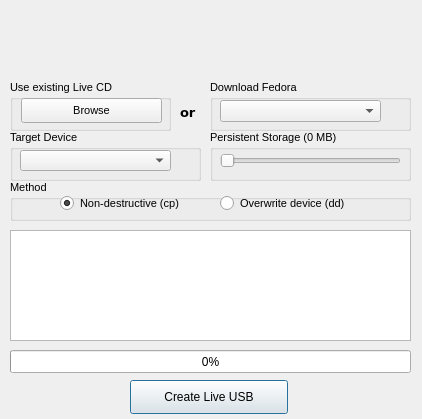
First picture: the form in data/liveusb-creator.ui, repository lmacken/liveusb-creator, before the edit.
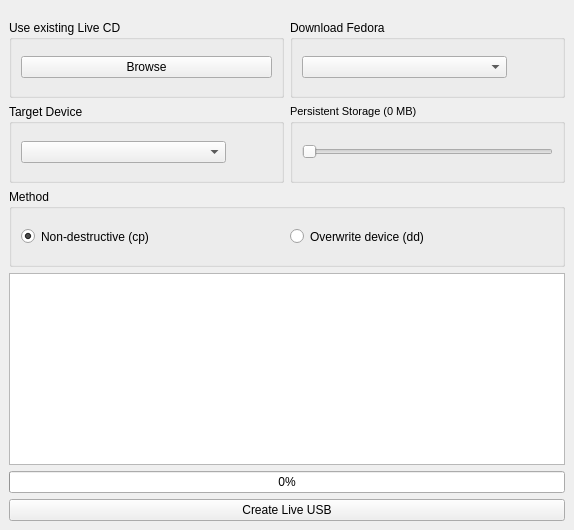
Second picture: the form after the edit. Icons and pictures are not drawn.

Commit message: Revamp the gui to use proper widget layouts (#807)

```diff
--- a/data/liveusb-creator.ui
+++ b/data/liveusb-creator.ui
@@ -1,164 +1,149 @@
 <?xml version="1.0" encoding="UTF-8"?>
 <ui version="4.0">
- <class>Dialog</class>
- <widget class="QDialog" name="Dialog">
+ <class>MainWindow</class>
+ <widget class="QMainWindow" name="MainWindow">
   <property name="geometry">
    <rect>
     <x>0</x>
     <y>0</y>
-    <width>422</width>
-    <height>419</height>
+    <width>574</width>
+    <height>530</height>
    </rect>
   </property>
   <property name="sizePolicy">
-   <sizepolicy hsizetype="Fixed" vsizetype="Fixed">
+   <sizepolicy hsizetype="Expanding" vsizetype="Expanding">
     <horstretch>0</horstretch>
     <verstretch>0</verstretch>
    </sizepolicy>
   </property>
+  <property name="minimumSize">
+   <size>
+    <width>477</width>
+    <height>519</height>
+   </size>
+  </property>
   <property name="windowTitle">
    <string>Fedora LiveUSB Creator</string>
   </property>
-  <widget class="QPushButton" name="startButton">
-   <property name="enabled">
-    <bool>true</bool>
-   </property>
-   <property name="geometry">
-    <rect>
-     <x>130</x>
-     <y>380</y>
-     <width>158</width>
-     <height>34</height>
-    </rect>
+  <property name="layoutDirection">
+   <enum>Qt::LeftToRight</enum>
+  </property>
+  <widget class="QWidget" name="centralwidget">
+   <property name="sizePolicy">
+    <sizepolicy hsizetype="Maximum" vsizetype="Maximum">
+     <horstretch>0</horstretch>
+     <verstretch>10</verstretch>
+    </sizepolicy>
    </property>
-   <property name="whatsThis">
-    <string>This button will begin the LiveUSB creation process.  This entails optionally downloading a release (if an existing one wasn't selected),  extracting the ISO to the USB device, creating the persistent overlay, and installing the bootloader.</string>
+   <property name="minimumSize">
+    <size>
+     <width>477</width>
+     <height>519</height>
+    </size>
    </property>
-   <property name="text">
-    <string>Create Live USB</string>
+   <property name="layoutDirection">
+    <enum>Qt::LeftToRight</enum>
    </property>
-  </widget>
-  <widget class="QTextEdit" name="textEdit">
-   <property name="geometry">
-    <rect>
-     <x>10</x>
-     <y>230</y>
-     <width>401</width>
-     <height>111</height>
-    </rect>
+   <property name="autoFillBackground">
+    <bool>false</bool>
    </property>
-   <property name="font">
-    <font>
-     <pointsize>8</pointsize>
-    </font>
-   </property>
-   <property name="whatsThis">
-    <string>This is the status console, where all messages get written to.</string>
-   </property>
-   <property name="readOnly">
-    <bool>true</bool>
-   </property>
-  </widget>
-  <widget class="QProgressBar" name="progressBar">
-   <property name="geometry">
-    <rect>
-     <x>10</x>
-     <y>350</y>
-     <width>401</width>
-     <height>23</height>
-    </rect>
-   </property>
-   <property name="whatsThis">
-    <string>This is the progress bar that will indicate how far along in the LiveUSB creation process you are</string>
-   </property>
-   <property name="value">
+   <layout class="QGridLayout" name="gridLayout">
+    <property name="leftMargin">
+     <number>0</number>
+    </property>
+    <property name="topMargin">
+     <number>0</number>
+    </property>
+    <property name="rightMargin">
+     <number>0</number>
+    </property>
+    <item row="0" column="0">
+     <layout class="QHBoxLayout" name="horizontalLayout_9">
+      <property name="spacing">
     <number>0</number>
    </property>
-  </widget>
-  <widget class="QGroupBox" name="downloadGroup">
-   <property name="geometry">
-    <rect>
-     <x>210</x>
-     <y>80</y>
-     <width>201</width>
-     <height>51</height>
-    </rect>
-   </property>
-   <property name="font">
-    <font>
-     <pointsize>8</pointsize>
-    </font>
-   </property>
-   <property name="whatsThis">
-    <string>If you do not select an existing Live CD, the selected release will be downloaded for you.</string>
-   </property>
-   <property name="title">
-    <string>Download Fedora</string>
-   </property>
-   <widget class="QComboBox" name="downloadCombo">
-    <property name="geometry">
-     <rect>
-      <x>10</x>
-      <y>20</y>
-      <width>161</width>
-      <height>22</height>
-     </rect>
-    </property>
-   </widget>
-   <widget class="QPushButton" name="refreshReleasesButton">
-    <property name="geometry">
-     <rect>
-      <x>170</x>
-      <y>20</y>
-      <width>30</width>
-      <height>20</height>
-     </rect>
+      <item>
+       <widget class="QLabel" name="label">
+        <property name="sizePolicy">
+         <sizepolicy hsizetype="Minimum" vsizetype="Minimum">
+          <horstretch>0</horstretch>
+          <verstretch>0</verstretch>
+         </sizepolicy>
+        </property>
+        <property name="styleSheet">
+         <string notr="true">background-image: url(:/liveusb-header-bg.png);</string>
     </property>
     <property name="text">
      <string/>
     </property>
-    <property name="icon">
-     <iconset resource="resources.qrc">
-      <normaloff>:/refresh.png</normaloff>:/refresh.png</iconset>
-    </property>
-    <property name="flat">
-     <bool>true</bool>
-    </property>
-   </widget>
-  </widget>
+        <property name="pixmap">
+         <pixmap resource="resources.qrc">:/liveusb-header-left.png</pixmap>
+        </property>
+        <property name="scaledContents">
+         <bool>false</bool>
+        </property>
+        <property name="alignment">
+         <set>Qt::AlignLeading|Qt::AlignLeft|Qt::AlignTop</set>
+        </property>
+        <property name="margin">
+         <number>-1</number>
+        </property>
+       </widget>
+      </item>
+      <item>
   <widget class="QLabel" name="label_2">
-   <property name="geometry">
-    <rect>
-     <x>180</x>
-     <y>100</y>
-     <width>23</width>
-     <height>24</height>
-    </rect>
-   </property>
-   <property name="font">
-    <font>
-     <family>Verdana</family>
-     <pointsize>10</pointsize>
-     <weight>75</weight>
-     <bold>true</bold>
-    </font>
+        <property name="sizePolicy">
+         <sizepolicy hsizetype="Minimum" vsizetype="Minimum">
+          <horstretch>0</horstretch>
+          <verstretch>0</verstretch>
+         </sizepolicy>
+        </property>
+        <property name="layoutDirection">
+         <enum>Qt::RightToLeft</enum>
+        </property>
+        <property name="styleSheet">
+         <string notr="true">background-image: url(:/liveusb-header-bg.png);</string>
    </property>
    <property name="text">
-    <string>or</string>
-   </property>
-  </widget>
+         <string/>
+        </property>
+        <property name="pixmap">
+         <pixmap resource="resources.qrc">:/liveusb-header-right.png</pixmap>
+        </property>
+        <property name="scaledContents">
+         <bool>false</bool>
+        </property>
+        <property name="alignment">
+         <set>Qt::AlignLeading|Qt::AlignLeft|Qt::AlignTop</set>
+        </property>
+        <property name="margin">
+         <number>-1</number>
+        </property>
+       </widget>
+      </item>
+     </layout>
+    </item>
+    <item row="1" column="0">
+     <layout class="QVBoxLayout" name="verticalLayout">
+      <property name="leftMargin">
+       <number>9</number>
+      </property>
+      <property name="rightMargin">
+       <number>9</number>
+      </property>
+      <item>
+       <layout class="QHBoxLayout" name="horizontalLayout_4">
+        <item>
   <widget class="QGroupBox" name="groupBox">
-   <property name="geometry">
-    <rect>
-     <x>10</x>
-     <y>80</y>
-     <width>161</width>
-     <height>51</height>
-    </rect>
+          <property name="sizePolicy">
+           <sizepolicy hsizetype="Expanding" vsizetype="Expanding">
+            <horstretch>0</horstretch>
+            <verstretch>0</verstretch>
+           </sizepolicy>
    </property>
    <property name="font">
     <font>
-     <pointsize>8</pointsize>
+            <pointsize>9</pointsize>
     </font>
    </property>
    <property name="whatsThis">
@@ -167,14 +152,14 @@
    <property name="title">
     <string>Use existing Live CD</string>
    </property>
+          <layout class="QHBoxLayout" name="horizontalLayout_7">
+           <item>
    <widget class="QPushButton" name="isoBttn">
-    <property name="geometry">
-     <rect>
-      <x>11</x>
-      <y>18</y>
-      <width>141</width>
-      <height>25</height>
-     </rect>
+             <property name="sizePolicy">
+              <sizepolicy hsizetype="Expanding" vsizetype="Fixed">
+               <horstretch>0</horstretch>
+               <verstretch>0</verstretch>
+              </sizepolicy>
     </property>
     <property name="text">
      <string>Browse</string>
@@ -183,19 +168,82 @@
      <string>Alt+B</string>
     </property>
    </widget>
-  </widget>
+           </item>
+          </layout>
+         </widget>
+        </item>
+        <item>
+         <widget class="QGroupBox" name="downloadGroup">
+          <property name="sizePolicy">
+           <sizepolicy hsizetype="Expanding" vsizetype="Expanding">
+            <horstretch>0</horstretch>
+            <verstretch>0</verstretch>
+           </sizepolicy>
+          </property>
+          <property name="font">
+           <font>
+            <pointsize>9</pointsize>
+           </font>
+          </property>
+          <property name="whatsThis">
+           <string>If you do not select an existing Live CD, the selected release will be downloaded for you.</string>
+          </property>
+          <property name="title">
+           <string>Download Fedora</string>
+          </property>
+          <layout class="QGridLayout" name="gridLayout_5">
+           <item row="0" column="0">
+            <layout class="QHBoxLayout" name="horizontalLayout_6">
+             <item>
+              <widget class="QComboBox" name="downloadCombo">
+               <property name="sizePolicy">
+                <sizepolicy hsizetype="Expanding" vsizetype="Fixed">
+                 <horstretch>0</horstretch>
+                 <verstretch>0</verstretch>
+                </sizepolicy>
+               </property>
+              </widget>
+             </item>
+             <item>
+              <widget class="QPushButton" name="refreshReleasesButton">
+               <property name="sizePolicy">
+                <sizepolicy hsizetype="Minimum" vsizetype="Minimum">
+                 <horstretch>0</horstretch>
+                 <verstretch>0</verstretch>
+                </sizepolicy>
+               </property>
+               <property name="text">
+                <string/>
+               </property>
+               <property name="icon">
+                <iconset resource="resources.qrc">
+                 <normaloff>:/refresh.png</normaloff>:/refresh.png</iconset>
+               </property>
+               <property name="flat">
+                <bool>true</bool>
+               </property>
+              </widget>
+             </item>
+            </layout>
+           </item>
+          </layout>
+         </widget>
+        </item>
+       </layout>
+      </item>
+      <item>
+       <layout class="QHBoxLayout" name="horizontalLayout_3">
+        <item>
   <widget class="QGroupBox" name="groupBox_2">
-   <property name="geometry">
-    <rect>
-     <x>10</x>
-     <y>130</y>
-     <width>191</width>
-     <height>51</height>
-    </rect>
+          <property name="sizePolicy">
+           <sizepolicy hsizetype="Expanding" vsizetype="Expanding">
+            <horstretch>0</horstretch>
+            <verstretch>0</verstretch>
+           </sizepolicy>
    </property>
    <property name="font">
     <font>
-     <pointsize>8</pointsize>
+            <pointsize>9</pointsize>
     </font>
    </property>
    <property name="whatsThis">
@@ -204,14 +252,16 @@
    <property name="title">
     <string>Target Device</string>
    </property>
+          <layout class="QGridLayout" name="gridLayout_3">
+           <item row="0" column="0">
+            <layout class="QHBoxLayout" name="horizontalLayout">
+             <item>
    <widget class="QComboBox" name="driveBox">
-    <property name="geometry">
-     <rect>
-      <x>10</x>
-      <y>20</y>
-      <width>151</width>
-      <height>21</height>
-     </rect>
+               <property name="sizePolicy">
+                <sizepolicy hsizetype="Expanding" vsizetype="Fixed">
+                 <horstretch>0</horstretch>
+                 <verstretch>0</verstretch>
+                </sizepolicy>
     </property>
     <property name="editable">
      <bool>false</bool>
@@ -223,15 +273,9 @@
      <bool>false</bool>
     </property>
    </widget>
+             </item>
+             <item>
    <widget class="QPushButton" name="refreshDevicesButton">
-    <property name="geometry">
-     <rect>
-      <x>160</x>
-      <y>20</y>
-      <width>30</width>
-      <height>20</height>
-     </rect>
-    </property>
     <property name="text">
      <string/>
     </property>
@@ -243,15 +287,19 @@
      <bool>true</bool>
     </property>
    </widget>
-  </widget>
+             </item>
+            </layout>
+           </item>
+          </layout>
+         </widget>
+        </item>
+        <item>
   <widget class="QGroupBox" name="overlayTitle">
-   <property name="geometry">
-    <rect>
-     <x>210</x>
-     <y>130</y>
-     <width>201</width>
-     <height>51</height>
-    </rect>
+          <property name="sizePolicy">
+           <sizepolicy hsizetype="Expanding" vsizetype="Expanding">
+            <horstretch>0</horstretch>
+            <verstretch>0</verstretch>
+           </sizepolicy>
    </property>
    <property name="font">
     <font>
@@ -264,14 +312,14 @@
    <property name="title">
     <string>Persistent Storage (0 MB)</string>
    </property>
+          <layout class="QGridLayout" name="gridLayout_4">
+           <item row="0" column="0">
    <widget class="QSlider" name="overlaySlider">
-    <property name="geometry">
-     <rect>
-      <x>10</x>
-      <y>20</y>
-      <width>181</width>
-      <height>21</height>
-     </rect>
+             <property name="sizePolicy">
+              <sizepolicy hsizetype="Expanding" vsizetype="Fixed">
+               <horstretch>0</horstretch>
+               <verstretch>0</verstretch>
+              </sizepolicy>
     </property>
     <property name="maximum">
      <number>2047</number>
@@ -283,48 +331,38 @@
      <enum>QSlider::NoTicks</enum>
     </property>
    </widget>
-  </widget>
-  <widget class="QLabel" name="label">
-   <property name="geometry">
-    <rect>
-     <x>0</x>
-     <y>0</y>
-     <width>430</width>
-     <height>72</height>
-    </rect>
-   </property>
-   <property name="text">
-    <string/>
-   </property>
-   <property name="pixmap">
-    <pixmap resource="resources.qrc">:/liveusb-header.png</pixmap>
-   </property>
-  </widget>
+           </item>
+          </layout>
+         </widget>
+        </item>
+       </layout>
+      </item>
+      <item>
   <widget class="QGroupBox" name="groupBox_3">
-   <property name="geometry">
-    <rect>
-     <x>10</x>
-     <y>180</y>
-     <width>401</width>
-     <height>41</height>
-    </rect>
+        <property name="sizePolicy">
+         <sizepolicy hsizetype="Expanding" vsizetype="Expanding">
+          <horstretch>0</horstretch>
+          <verstretch>0</verstretch>
+         </sizepolicy>
    </property>
    <property name="font">
     <font>
-     <pointsize>8</pointsize>
+          <pointsize>9</pointsize>
     </font>
    </property>
    <property name="title">
     <string>Method</string>
    </property>
+        <layout class="QGridLayout" name="gridLayout_2">
+         <item row="0" column="0">
+          <layout class="QHBoxLayout" name="horizontalLayout_5">
+           <item>
    <widget class="QRadioButton" name="nonDestructiveButton">
-    <property name="geometry">
-     <rect>
-      <x>50</x>
-      <y>10</y>
-      <width>131</width>
-      <height>26</height>
-     </rect>
+             <property name="sizePolicy">
+              <sizepolicy hsizetype="Preferred" vsizetype="Preferred">
+               <horstretch>0</horstretch>
+               <verstretch>0</verstretch>
+              </sizepolicy>
     </property>
     <property name="toolTip">
      <string>This method uses the 'cp' command to copy the files from the ISO on to your USB key, without deleting any existing files.</string>
@@ -336,14 +374,14 @@
      <bool>true</bool>
     </property>
    </widget>
+           </item>
+           <item>
    <widget class="QRadioButton" name="destructiveButton">
-    <property name="geometry">
-     <rect>
-      <x>210</x>
-      <y>10</y>
-      <width>171</width>
-      <height>26</height>
-     </rect>
+             <property name="sizePolicy">
+              <sizepolicy hsizetype="Preferred" vsizetype="Preferred">
+               <horstretch>0</horstretch>
+               <verstretch>0</verstretch>
+              </sizepolicy>
     </property>
     <property name="toolTip">
      <string>This method uses the 'dd' comand to copy the ISO directly to your USB device, destroying any pre-existing data/partitions. This method tends to be more reliable in terms of booting, especially with UEFI systems.</string>
@@ -352,6 +390,71 @@
      <string>Overwrite device (dd)</string>
     </property>
    </widget>
+           </item>
+          </layout>
+         </item>
+        </layout>
+       </widget>
+      </item>
+      <item>
+       <widget class="QTextEdit" name="textEdit">
+        <property name="sizePolicy">
+         <sizepolicy hsizetype="Expanding" vsizetype="Expanding">
+          <horstretch>0</horstretch>
+          <verstretch>0</verstretch>
+         </sizepolicy>
+        </property>
+        <property name="font">
+         <font>
+          <pointsize>8</pointsize>
+         </font>
+        </property>
+        <property name="whatsThis">
+         <string>This is the status console, where all messages get written to.</string>
+        </property>
+        <property name="readOnly">
+         <bool>true</bool>
+        </property>
+       </widget>
+      </item>
+      <item>
+       <widget class="QProgressBar" name="progressBar">
+        <property name="sizePolicy">
+         <sizepolicy hsizetype="Expanding" vsizetype="Preferred">
+          <horstretch>0</horstretch>
+          <verstretch>0</verstretch>
+         </sizepolicy>
+        </property>
+        <property name="whatsThis">
+         <string>This is the progress bar that will indicate how far along in the LiveUSB creation process you are</string>
+        </property>
+        <property name="value">
+         <number>0</number>
+        </property>
+       </widget>
+      </item>
+      <item>
+       <widget class="QPushButton" name="startButton">
+        <property name="enabled">
+         <bool>true</bool>
+        </property>
+        <property name="sizePolicy">
+         <sizepolicy hsizetype="Preferred" vsizetype="Fixed">
+          <horstretch>0</horstretch>
+          <verstretch>0</verstretch>
+         </sizepolicy>
+        </property>
+        <property name="whatsThis">
+         <string>This button will begin the LiveUSB creation process.  This entails optionally downloading a release (if an existing one wasn't selected),  extracting the ISO to the USB device, creating the persistent overlay, and installing the bootloader.</string>
+        </property>
+        <property name="text">
+         <string>Create Live USB</string>
+        </property>
+       </widget>
+      </item>
+     </layout>
+    </item>
+   </layout>
   </widget>
  </widget>
  <resources>
```
Left out of the diff: 6 changed lines with no effect on the pictures. Lines whose indentation alone changed are shown as unchanged. The commit also changes 5 other files.
